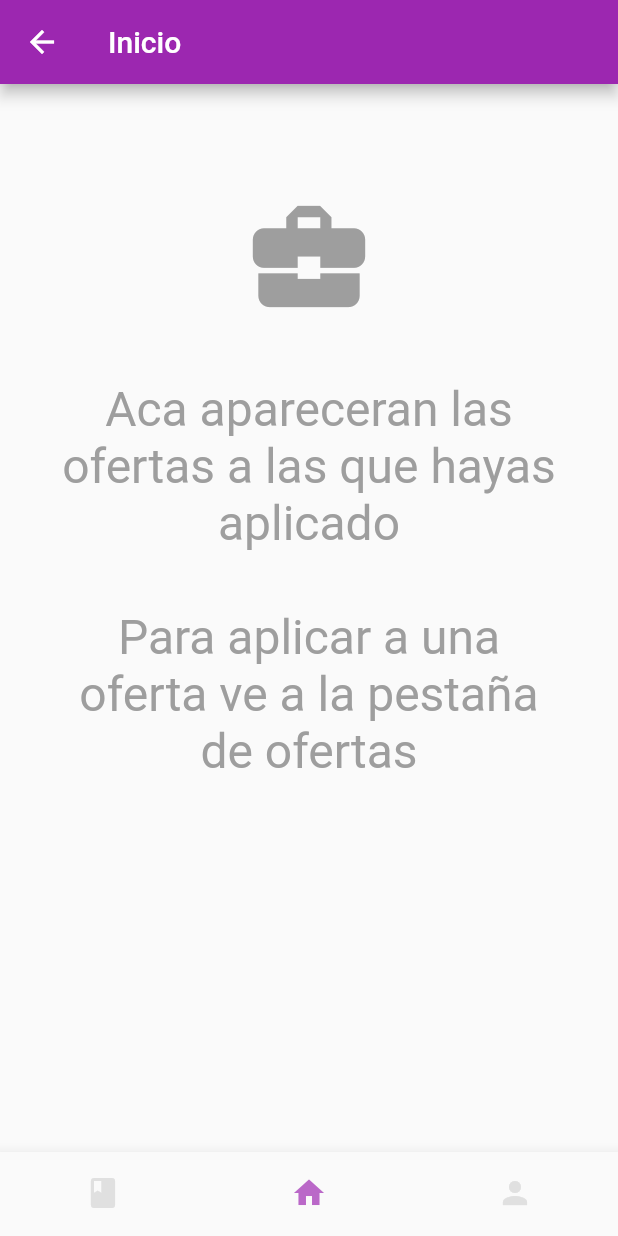
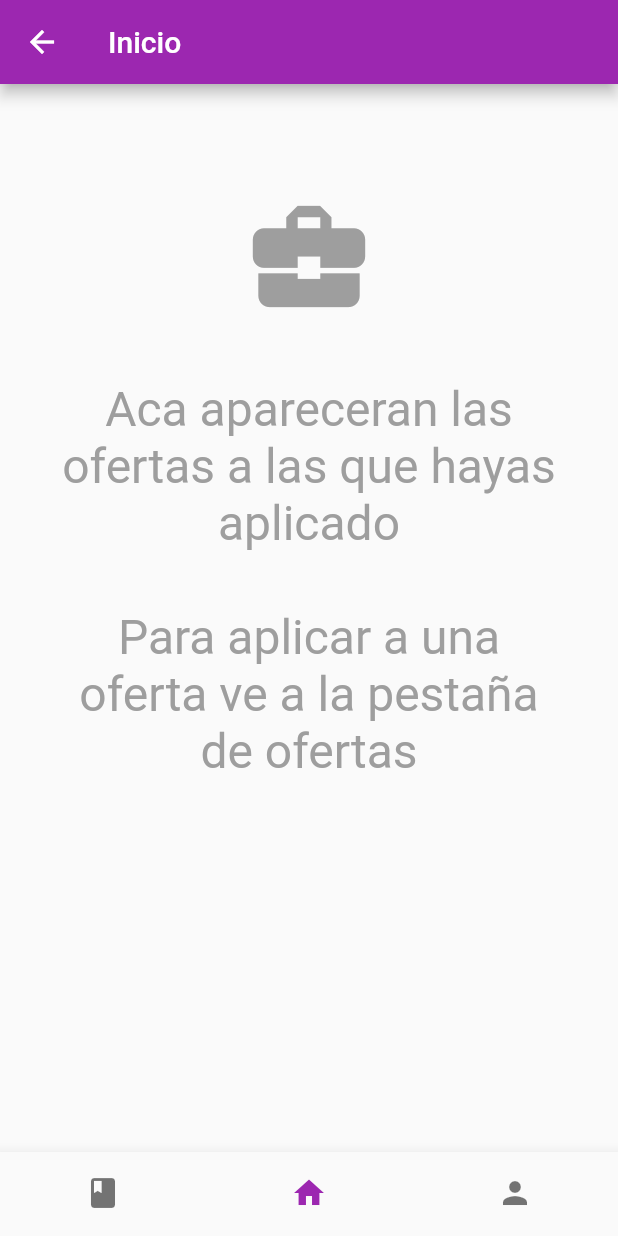
Before and after one commit to checholini/employement_app, a Flutter app: the HomePage screen opened by its route, on a phone screen of 412 x 824 dp. Run offline on Flutter 3.47's test engine with Material 2 defaults, Android fonts, the phone set to English and light mode, and no system bars.

Commit message:
fixed colors from bottom navigation bar

```diff
--- a/lib/pages/HomePage.dart
+++ b/lib/pages/HomePage.dart
@@ -25,8 +25,6 @@ class HomeState extends State<HomePage> {
       bottomNavigationBar: BottomNavigationBar(
         showSelectedLabels: false,
         showUnselectedLabels: false,
-        selectedItemColor: Colors.purple[300],
-        unselectedItemColor: Colors.grey.shade300,
         type: BottomNavigationBarType.fixed,
         items: [
           _bottomIcons(Icons.book),
```
